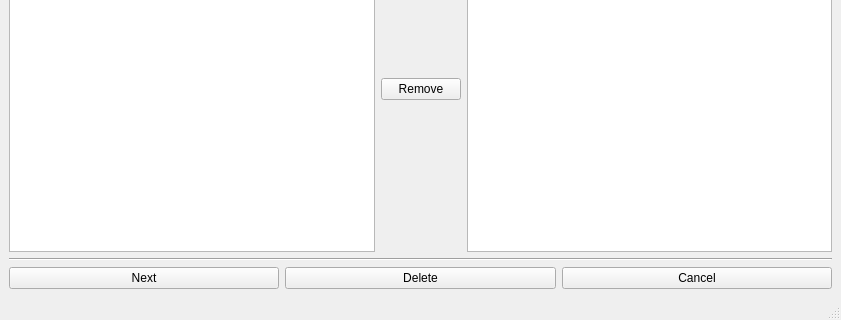
First picture: the form in maya_script/CheckTool/Qt/UI/GUIforPM/MainWindowForPM.ui, repository FengYusheng/MyUtils, before the edit; both pictures show x 0 to 841 and y 459 to 779 of the 841 by 779 pixel window.
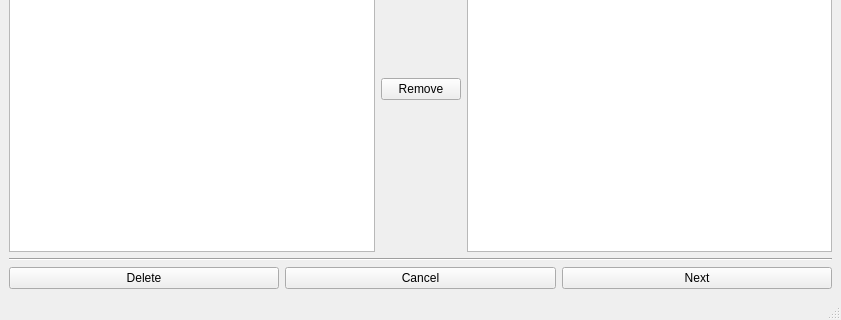
Second picture: the form after the edit.

```diff
--- a/maya_script/CheckTool/Qt/UI/GUIforPM/MainWindowForPM.ui
+++ b/maya_script/CheckTool/Qt/UI/GUIforPM/MainWindowForPM.ui
@@ -99,13 +99,6 @@
     </item>
     <item row="2" column="0" colspan="3">
      <layout class="QHBoxLayout" name="horizontalLayout">
-      <item>
-       <widget class="QPushButton" name="nextButton">
-        <property name="text">
-         <string>Next</string>
-        </property>
-       </widget>
-      </item>
       <item>
        <widget class="QPushButton" name="deleteButton">
         <property name="text">
@@ -120,6 +113,13 @@
         </property>
        </widget>
       </item>
+      <item>
+       <widget class="QPushButton" name="nextButton">
+        <property name="text">
+         <string>Next</string>
+        </property>
+       </widget>
+      </item>
      </layout>
     </item>
    </layout>
```
Left out of the diff: 10 changed lines with no effect on the pictures.
